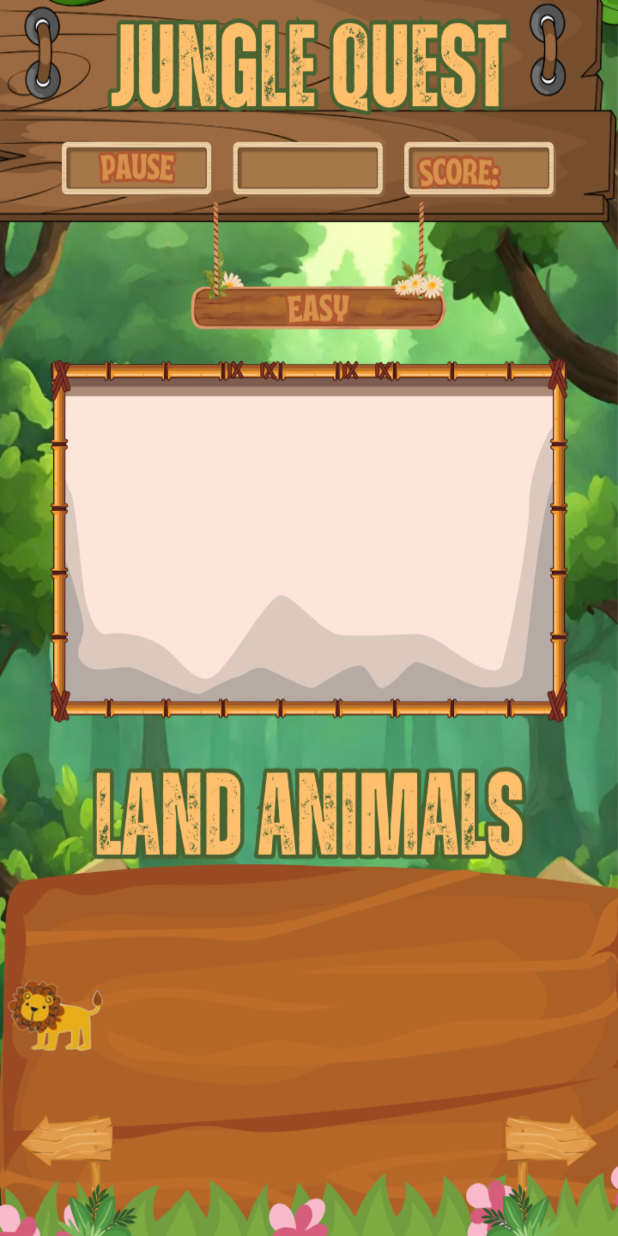
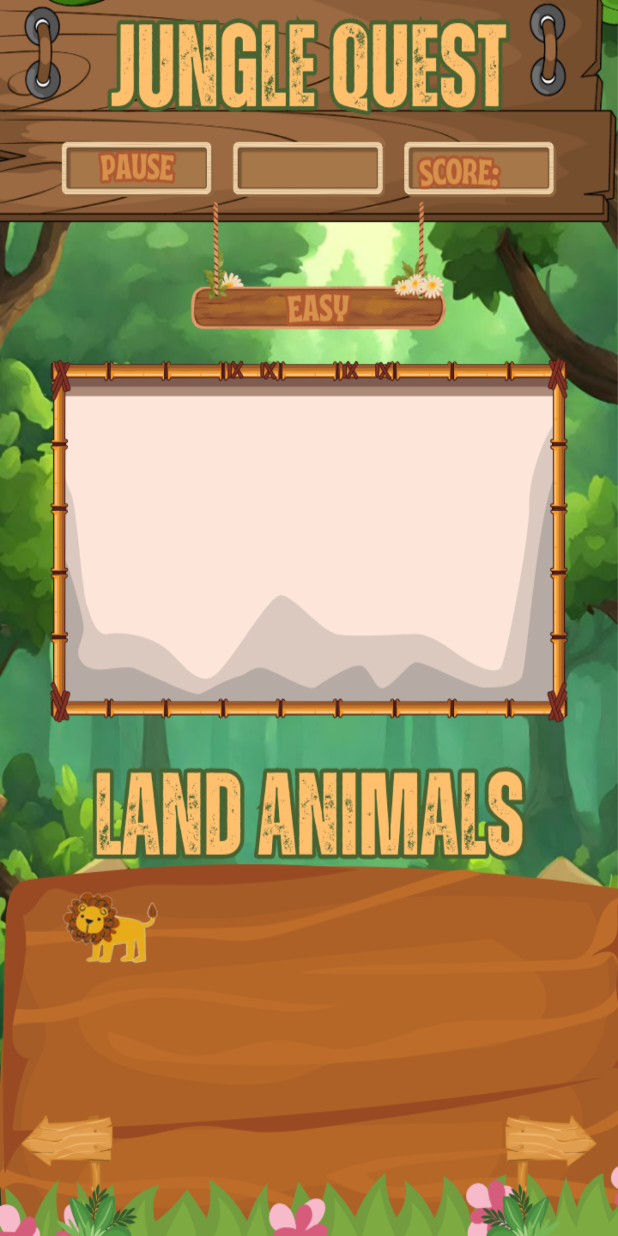
Before and after one commit to Sominnnn/JUNGLEQUEST2, an Android app: the easy screen opened directly, with no data from a screen before it, on a phone screen of 412 x 824 dp. Run offline under Robolectric (Android 15) with nearby library versions, the phone set to English and light mode, and no system bars.

```diff
--- a/app/src/main/res/layout/activity_easy.xml
+++ b/app/src/main/res/layout/activity_easy.xml
@@ -25,12 +25,13 @@
         android:id="@+id/drag_lion"
         android:layout_width="76dp"
         android:layout_height="63dp"
-        app:srcCompat="@drawable/lion_land"
         android:contentDescription="Draggable Animal"
         app:layout_constraintBottom_toBottomOf="parent"
+        app:layout_constraintEnd_toEndOf="parent"
+        app:layout_constraintHorizontal_bias="0.11"
         app:layout_constraintStart_toStartOf="parent"
         app:layout_constraintTop_toTopOf="parent"
-        app:layout_constraintVertical_bias="0.85"
-        app:layout_constraintHorizontal_bias="0.05" />
+        app:layout_constraintVertical_bias="0.773"
+        app:srcCompat="@drawable/lion_land" />
 
 </androidx.constraintlayout.widget.ConstraintLayout>
```
Also changed, not shown: app/src/main/java/com/example/junglequest/easy.java (+34 -5 lines).
